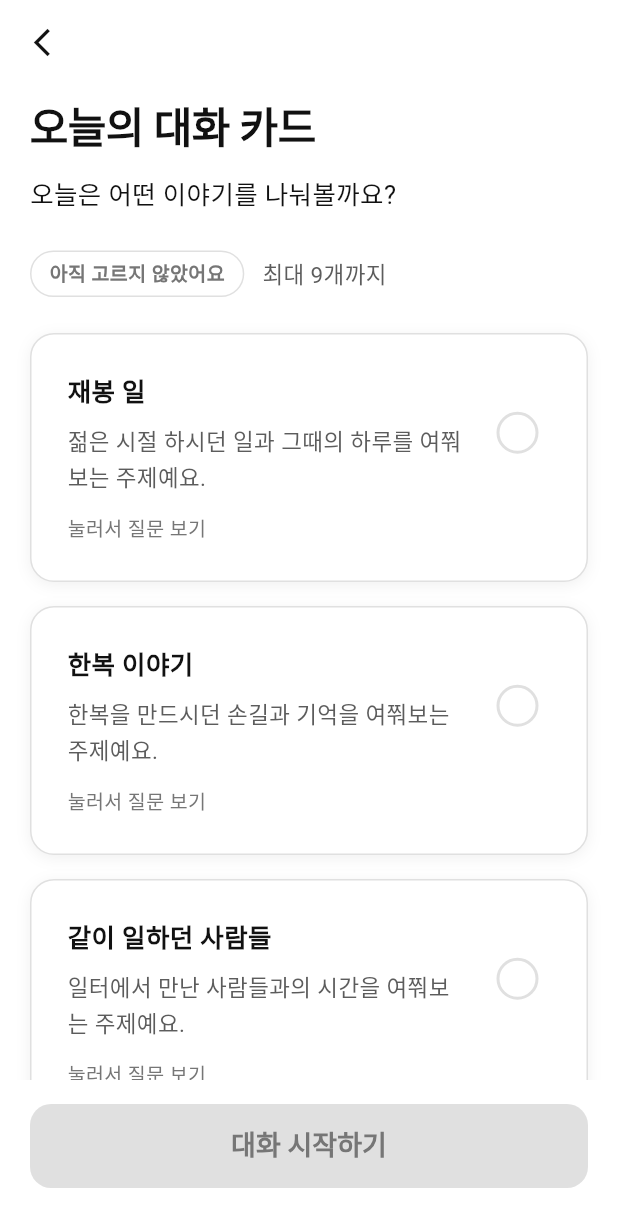
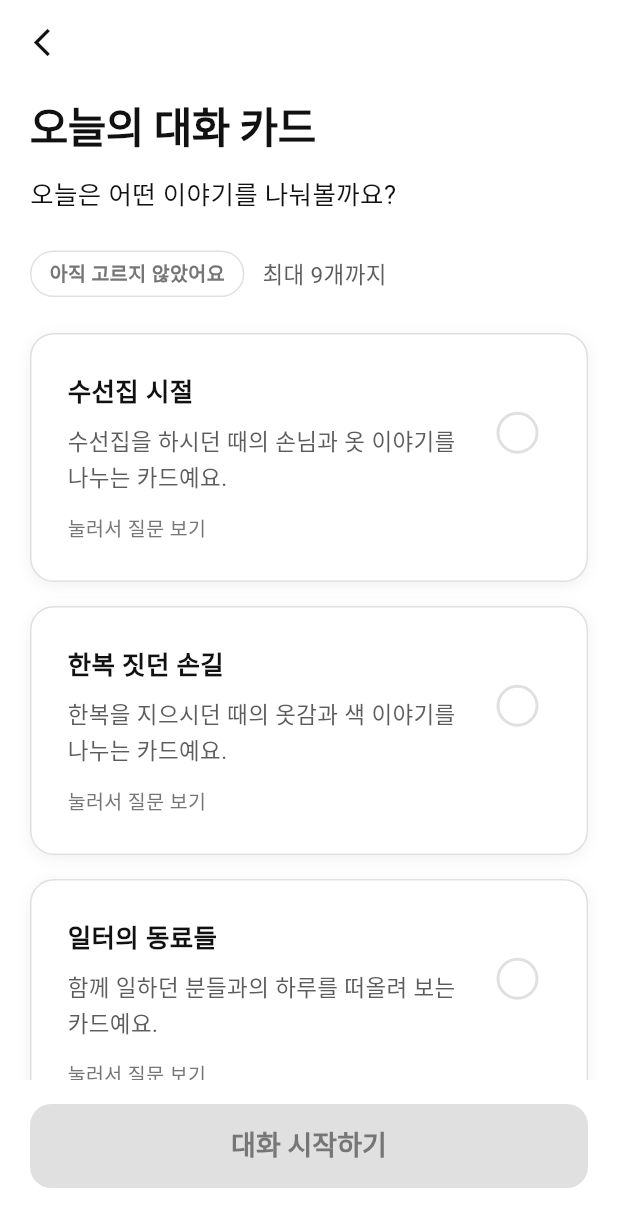
Before and after one commit to kakaotechcampus-4/ktc4-chungnam-1, a Flutter app: the CardsScreen screen opened directly, on a phone screen of 412 x 824 dp. Shown: the top 1227 px of the screen. Run offline on Flutter 3.47's test engine with Material 3 defaults, Android fonts, the phone set to English and light mode, and no system bars; our stand-ins replace flutter_riverpod, flutter_secure_storage, go_router, google_sign_in, image_picker; missing offline and left inert: record; accounts and stored records are empty.

Commit message:
feat(FE): 카드 화면에 카드 제목과 설명 표시
카드 선택, 면회 중 보충 카드와 소감 화면에서 주제 대신 카드 제목과
카드 설명을 보여준다. 주제는 여러 면회에 걸친 묶음이라 카드를 고르는
화면에는 두지 않는다.

Co-Authored-By: Claude Opus 5.5 (1M context) <noreply@anthropic.com>

```diff
--- a/app/lib/features/cards/cards_screen.dart
+++ b/app/lib/features/cards/cards_screen.dart
@@ -217,10 +217,11 @@ class _CardTile extends StatelessWidget {
                 child: Column(
                   crossAxisAlignment: CrossAxisAlignment.start,
                   children: [
-                    Text(card.topic.title, style: AppTypography.bodyStrong),
+                    Text(card.cardTitle, style: AppTypography.bodyStrong),
                     const SizedBox(height: AppSpacing.sm),
-                    // 이 카드가 어떤 주제인지 알려주는 설명이다.
-                    Text(card.topic.description, style: AppTypography.sub),
+                    // 이 카드로 무엇을 나누는지 알려주는 설명이다. 주제는
+                    // 여러 면회에 걸친 묶음이라 고르는 화면에는 두지 않는다.
+                    Text(card.description, style: AppTypography.sub),
                   ],
                 ),
               ),
--- a/app/lib/features/review/review_screen.dart
+++ b/app/lib/features/review/review_screen.dart
@@ -105,7 +105,7 @@ class _ReviewScreenState extends ConsumerState<ReviewScreen> {
                         children: [
                           for (final card in list) ...[
                             _CardReactionRow(
-                              title: card.topic.title,
+                              title: card.cardTitle,
                               answered: draft.cardAnswers.containsKey(
                                 card.cardId,
                               ),
--- a/app/lib/features/visit/add_cards_screen.dart
+++ b/app/lib/features/visit/add_cards_screen.dart
@@ -160,9 +160,9 @@ class _AddCardTile extends StatelessWidget {
                 child: Column(
                   crossAxisAlignment: CrossAxisAlignment.start,
                   children: [
-                    Text(card.topic.title, style: AppTypography.bodyStrong),
+                    Text(card.cardTitle, style: AppTypography.bodyStrong),
                     const SizedBox(height: AppSpacing.sm),
-                    Text(card.topic.description, style: AppTypography.sub),
+                    Text(card.description, style: AppTypography.sub),
                   ],
                 ),
               ),
```
